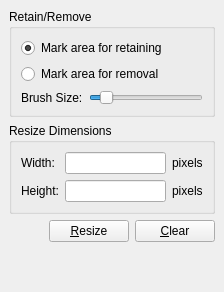
Above: resizewidget.ui from tari/seam-carving-gui before the change. Below: the same form after it.
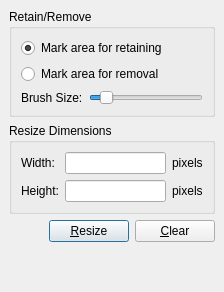
That is the form after the change.

What changed in the file:
```diff
--- a/resizewidget.ui
+++ b/resizewidget.ui
@@ -155,6 +155,9 @@
      <property name="text" >
       <string>&amp;Resize</string>
      </property>
+     <property name="default" >
+      <bool>true</bool>
+     </property>
     </widget>
    </item>
    <item row="2" column="2" >
```
Left out of the diff: 39 changed lines with no effect on the pictures.
